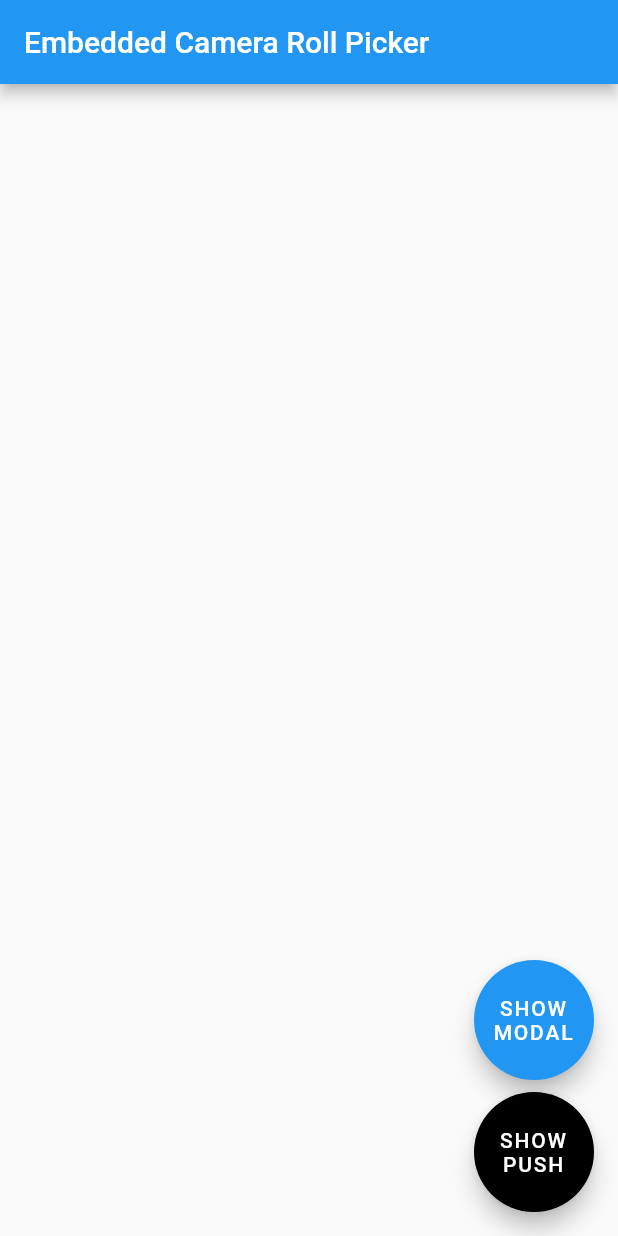
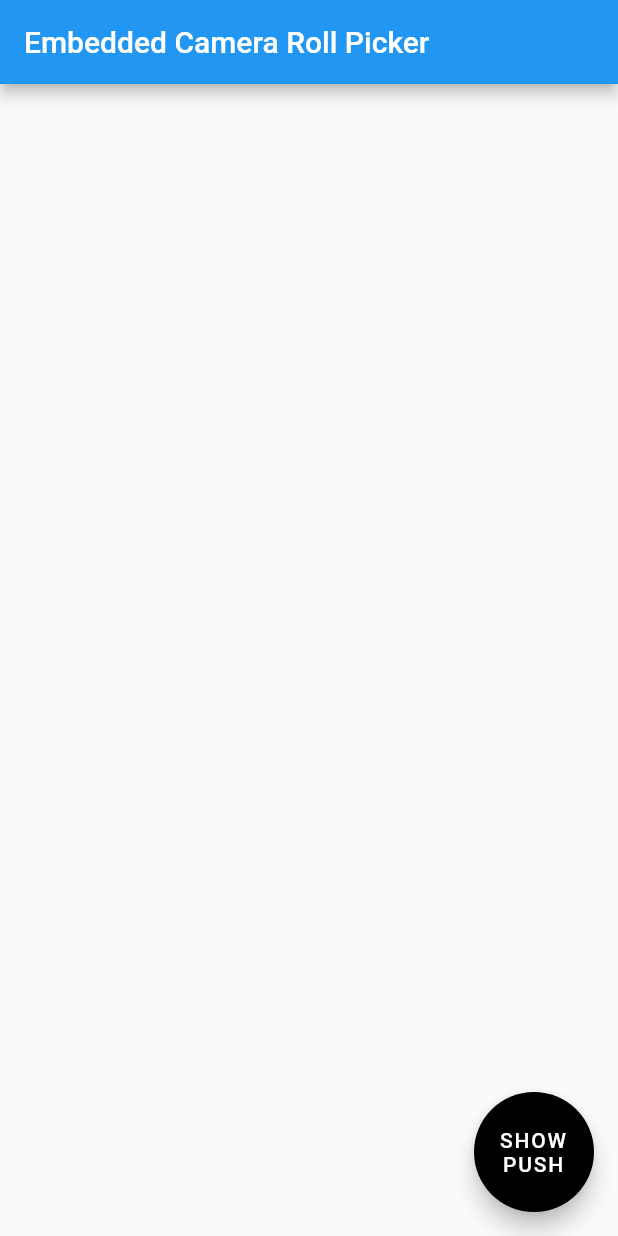
Before and after one commit to LokaHQ/camera_roll_uploader, a Flutter app: the screen it shows after launch, on a phone screen of 412 x 824 dp. Run offline on Flutter 3.47's test engine with Material 2 defaults, Android fonts, the phone set to English and light mode, and no system bars.

Commit message:
minor change

```diff
--- a/example/lib/main.dart
+++ b/example/lib/main.dart
@@ -1,3 +1,5 @@
+import 'dart:io';
+
 import 'package:camera_roll_uploader/camera_roll_uploader.dart';
 import 'package:flutter/material.dart';
 
@@ -35,7 +37,8 @@ class _MyAppState extends State<MyApp> {
           floatingActionButton: Column(
             mainAxisSize: MainAxisSize.min,
             children: [
-              Padding(
+              (Platform.isIOS)
+                  ? Padding(
                       padding: const EdgeInsets.only(bottom: 8.0),
                       child: SizedBox(
                         width: 80,
@@ -49,6 +52,10 @@ class _MyAppState extends State<MyApp> {
                           onPressed: () => _openPicker(context),
                         ),
                       ),
+                    )
+                  : Container(
+                      width: 0.0,
+                      height: 0.0,
                     ),
               SizedBox(
                 width: 80,
```
Lines whose indentation alone changed are shown as unchanged.
